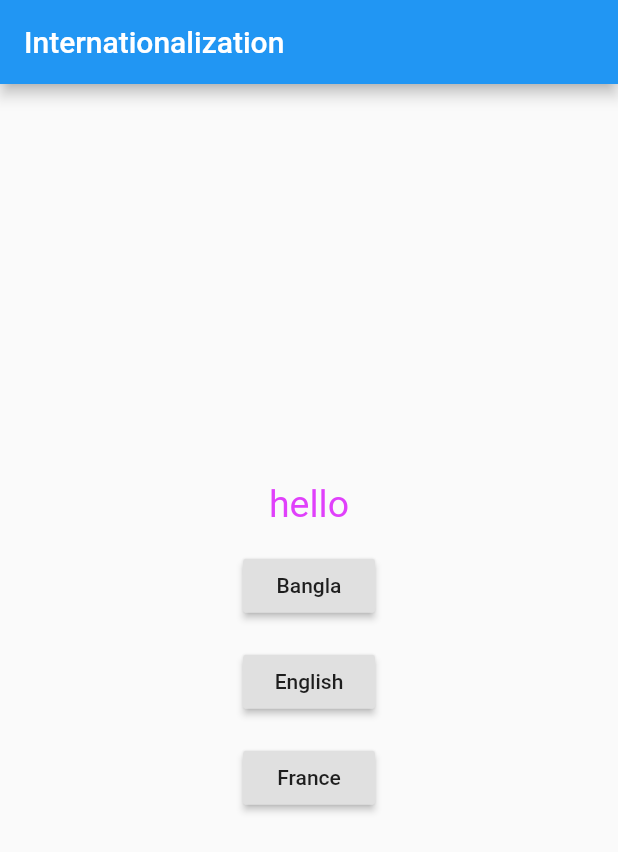
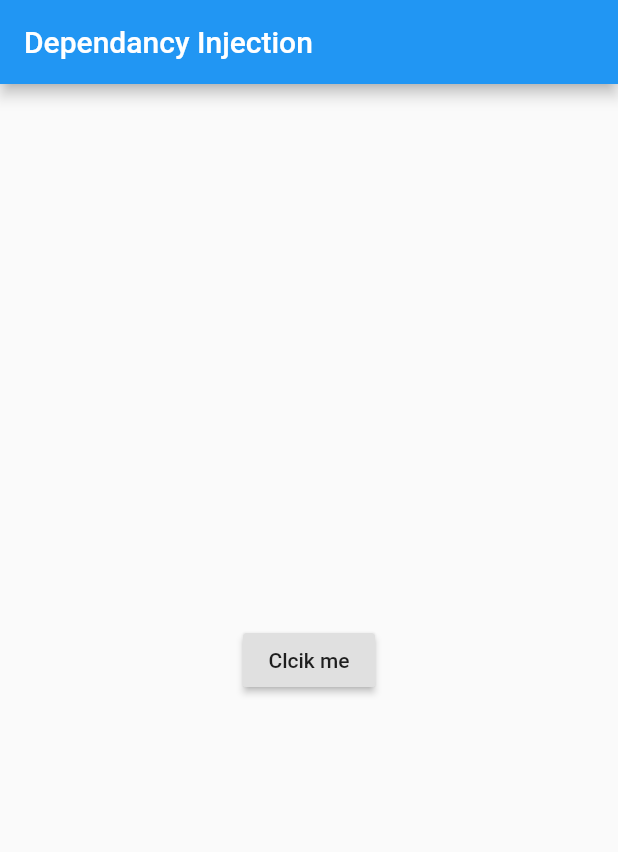
Before and after one commit to tamimiskhan/getx_flutter, a Flutter app: the screen it shows after launch, on a phone screen of 412 x 824 dp. Shown: the top 852 px of the screen. Run offline on Flutter 3.47's test engine with Material 2 defaults, Android fonts, the phone set to English and light mode, and no system bars; our stand-ins replace get, shared_preferences.

Commit message:
Getx Dependancy Injection.

```diff
--- a/lib/Messages.dart
+++ b/lib/Messages.dart
@@ -1,20 +1,21 @@
-import 'package:flutter/material.dart';
 import 'package:get/get.dart';
 
 class Messages extends Translations {
+
   @override
   // TODO: implement keys
   Map<String, Map<String, String>> get keys => {
-    'en_US' : {
-      'hello' : 'hello',
-    },
-    'bn' : {
-      'hello' : 'হ্যালো',
-    },
-    'fr_FR' : {
-      'hello' : 'Bonjour',
-    },
 
-  };
+        'en_US': {
+          'hello': 'hello',
+        },
+        'bn': {
+          'hello': 'হ্যালো',
+        },
+        'fr_FR': {
+          'hello': 'Bonjour',
+        },
+      };
+
 
 }
--- a/lib/main.dart
+++ b/lib/main.dart
@@ -11,56 +11,44 @@ class MyApp extends StatelessWidget {
 //If init property us not used Getx<Type of controller > then
 //create the instance of controller as follow
 
-  MyController myController = Get.put(MyController());
+
+
+
 
   @override
   Widget build(BuildContext context) {
+
+
+// MyController myController = Get.put(MyController(), permanent: true);
+
+
+  //  Get.lazyPut(() => MyController(),tag: 'instance2',fenix: true);
+
+   // Get.create<MyController>(() => MyController());
+
+    Get.putAsync<MyController>(() async=> await MyController());
     return GetMaterialApp(
-      translations: Messages(),
-      locale: Locale('en', 'Us'),
-      fallbackLocale: Locale('en', 'Us'),
-      title: "Internationalization",
+      title: "Dependancy Injection",
       home: Scaffold(
         appBar: AppBar(
-          title: Text("Internationalization"),
+          title: Text("Dependancy Injection"),
         ),
         body: Center(
           child: Column(
             mainAxisAlignment: MainAxisAlignment.center,
             crossAxisAlignment: CrossAxisAlignment.center,
             children: [
-              Text(
-                'hello'.tr,
-                style: TextStyle(fontSize: 25, color: Colors.purpleAccent),
-              ),
-              SizedBox(
-                height: 16,
-              ),
+
               RaisedButton(
                 onPressed: () {
-                  myController.changeLanguage('bn','');
+               // Get.find<MyController>(tag: 'instance1');
+                Get.find<MyController>();
+
+                Get.find<MyController>().incrementCounter();
                 },
-                child: Text("Bangla"),
+                child: Text("Clcik me"),
               ),
-              SizedBox(
-                height: 16,
-              ),
-              RaisedButton(
-                onPressed: () {
-                  myController.changeLanguage('en','US');
-                },
-                child: Text("English"),
-              ),SizedBox(
-                height: 16,
-              ),
-              RaisedButton(
-                onPressed: () {
-                  myController.changeLanguage('fr','FR');
-                },
-                child: Text("France"),
-              ),SizedBox(
-                height: 16,
-              ),
+
             ],
           ),
         ),
--- a/pubspec.yaml
+++ b/pubspec.yaml
@@ -35,6 +35,7 @@ dependencies:
   # Use with the CupertinoIcons class for iOS style icons.
   cupertino_icons: ^1.0.2
   get: ^4.3.8
+  shared_preferences: ^2.0.8
 
 dev_dependencies:
   flutter_test:
```
Also changed, not shown: lib/my_controller.dart (+6 -5 lines), pubspec.lock.
